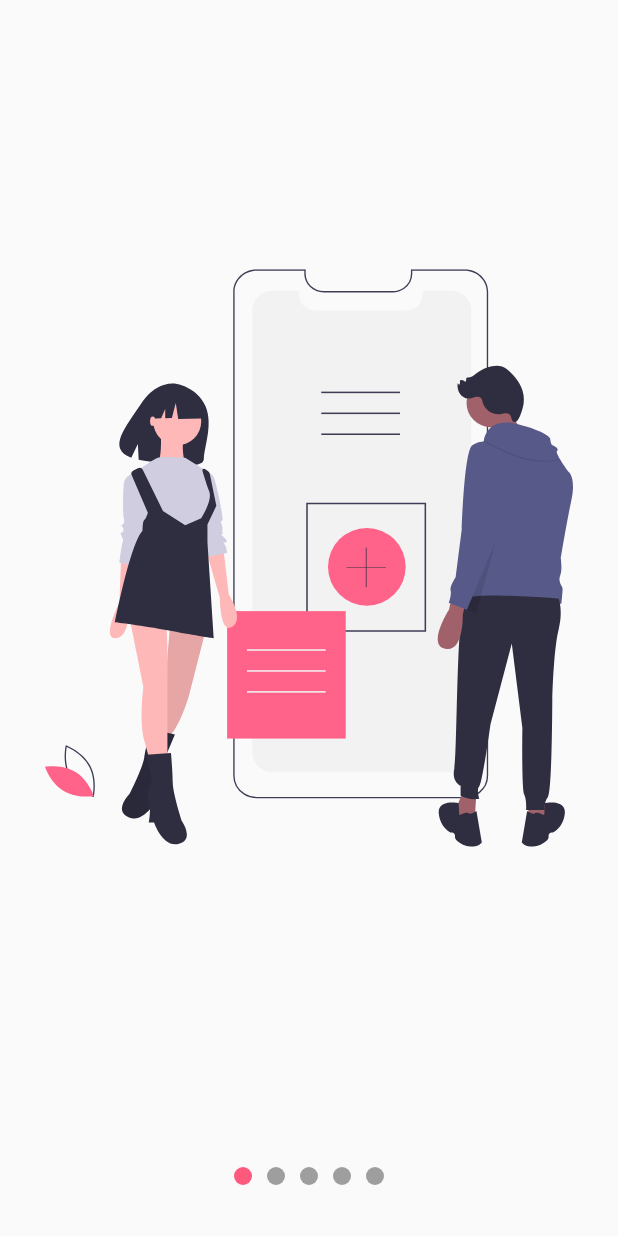
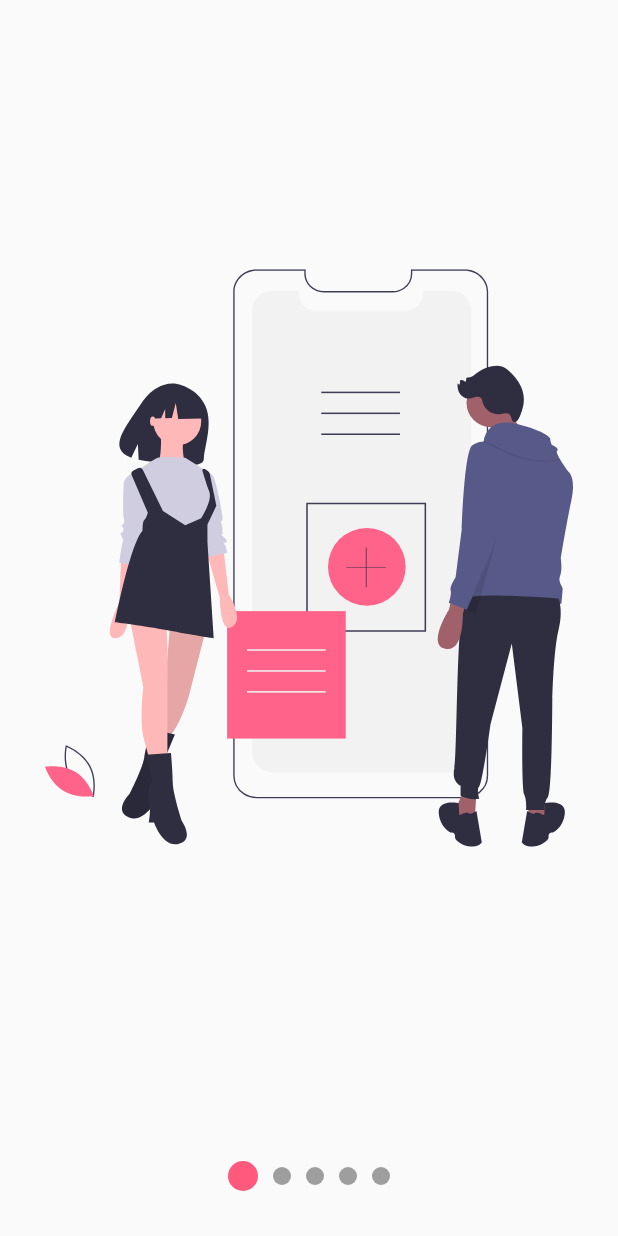
Before and after one commit to goncalveshigino/Anima-es, a Flutter app: the screen it shows after launch, on a phone screen of 412 x 824 dp. Run offline on Flutter 3.47's test engine with Material 2 defaults, Android fonts, the phone set to English and light mode, and no system bars; our stand-ins replace flutter_svg.

Commit message:
Personalizar o tamanho do dot

```diff
--- a/lib/src/pages/slideshow_page.dart
+++ b/lib/src/pages/slideshow_page.dart
@@ -9,6 +9,7 @@ class SlideShowPage extends StatelessWidget {
       body: Center(
         child: Slideshow(
           primaryColor: Color(0xffFF5A7E),
+          bulletPrimario: 20,
           pontosAcima: false,
           slides: [
             SvgPicture.asset('assets/images/slide-1.svg'),
--- a/lib/src/widgets/slideshow.dart
+++ b/lib/src/widgets/slideshow.dart
@@ -8,13 +8,17 @@ class Slideshow extends StatelessWidget {
   final bool pontosAcima;
   final Color primaryColor;
   final Color secundColor;
+  final double bulletPrimario;
+  final double bulletSecundario;
 
   Slideshow(
     {
       @required this.slides,
-      this.pontosAcima = false,
-      this.primaryColor = Colors.purple,
-      this.secundColor = Colors.grey
+      this.pontosAcima      = false,
+      this.primaryColor     = Colors.white,
+      this.secundColor      = Colors.grey,
+      this.bulletPrimario   = 12.0,
+      this.bulletSecundario = 12.0
     }
   );
 
@@ -29,6 +33,10 @@ class Slideshow extends StatelessWidget {
 
              Provider.of<_SliderModel>(context)._primaryColor = this.primaryColor;
              Provider.of<_SliderModel>(context)._secundColor = this.secundColor;
+
+            Provider.of<_SliderModel>(context)._bulletPrimario = this.bulletPrimario;
+            Provider.of<_SliderModel>(context)._bulletSecundario = this.bulletSecundario;
+
               return  _CrearEstructuraSlideshow(pontosAcima: pontosAcima, slides: slides);
             },
           ),
@@ -101,15 +109,28 @@ class _Dot extends StatelessWidget {
 
   final ssModel = Provider.of<_SliderModel>(context);
 
+  double tamanho;
+  Color color;
+
+  if( ssModel._currentPage >= index - 0.5 &&  ssModel._currentPage < index + 0.5){
+
+    tamanho = ssModel.bulletPrimario;
+    color = ssModel.primaryColor;
+
+  } else {
+    tamanho = ssModel.bulletSecundario;
+    color = ssModel.secundColor;
+  }
+
+
     return AnimatedContainer(
       duration: Duration( milliseconds: 200),
         child: Container(
-        height: 12,
-        width: 12,
+        height: tamanho,
+        width: tamanho,
         margin: EdgeInsets.symmetric(horizontal: 5),
         decoration: BoxDecoration(
-          color: ( ssModel._currentPage >= index - 0.5 &&  ssModel._currentPage < index + 0.5)
-                  ? ssModel._primaryColor : ssModel._secundColor,
+          color: color,
           shape: BoxShape.circle
         ),
       ),
@@ -140,8 +161,6 @@ class __SlidesState extends State<_Slides> {
 
     pageViewController.addListener(() {
 
-
-       //Usar p provider para atualizar
        Provider.of<_SliderModel>(context, listen: false).currentPage = pageViewController.page;
 
     });
@@ -185,9 +204,11 @@ class _Slide extends StatelessWidget {
 
 class _SliderModel extends ChangeNotifier{
 
-  double _currentPage = 0;
-  Color _primaryColor = Colors.blue;
-  Color _secundColor = Colors.grey;
+  double _currentPage     = 0;
+  Color _primaryColor     = Colors.blue;
+  Color _secundColor      = Colors.grey;
+  double _bulletPrimario   = 12.0;
+  double _bulletSecundario = 12.0;
 
 
   double get currentPage  => this._currentPage;
@@ -208,4 +229,16 @@ class _SliderModel extends ChangeNotifier{
     notifyListeners();
   }
 
+  double get bulletPrimario => this._bulletPrimario;
+  set bulletPrimario( double tamanho){
+    this._bulletPrimario = tamanho;
+    notifyListeners();
+  }
+
+  double get bulletSecundario => this._bulletSecundario;
+  set bulletSecundario( double tamanho){
+    this._bulletSecundario = tamanho;
+    notifyListeners();
+  }
+
 }
```
